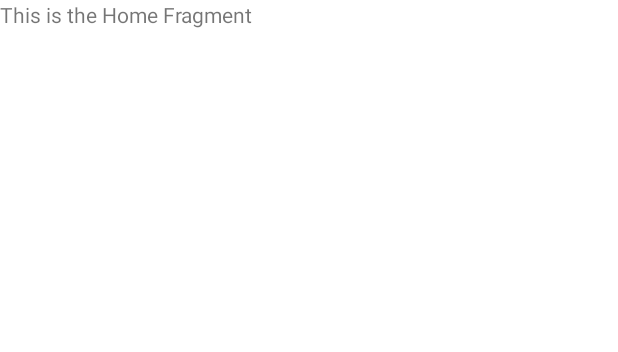
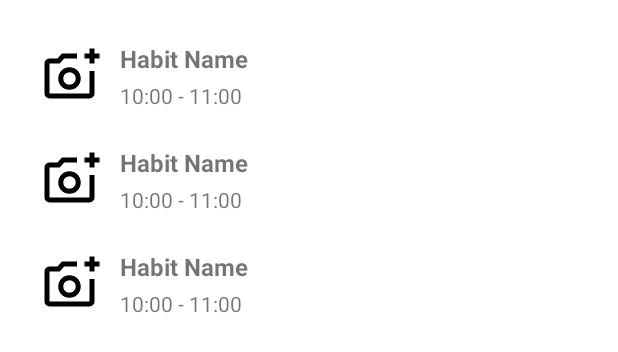
Before and after one commit to Zsanett1/Android, an Android app: the layout fragment_home.xml on its own in the app's theme, with its tools: preview values and no code run, on a phone screen of 412 x 824 dp. Shown: the top 352 px of the screen. Run offline under Robolectric (Android 15) with nearby library versions, the phone set to English and light mode, and no system bars; network calls fail.

Commit message:
labor 7 felig

```diff
--- a/app/build.gradle.kts
+++ b/app/build.gradle.kts
@@ -26,6 +26,7 @@ android {
     compileOptions {
         sourceCompatibility = JavaVersion.VERSION_17
         targetCompatibility = JavaVersion.VERSION_17
+        isCoreLibraryDesugaringEnabled = true
     }
     kotlinOptions {
         jvmTarget = "17"
@@ -60,4 +61,6 @@ dependencies {
     // Legacy support + fragment ktx (PDF szerint)
     implementation("androidx.legacy:legacy-support-v4:1.0.0")
     implementation("androidx.fragment:fragment-ktx:1.8.9")
+
+    coreLibraryDesugaring("com.android.tools:desugar_jdk_libs:2.0.3")
 }
--- a/app/src/main/AndroidManifest.xml
+++ b/app/src/main/AndroidManifest.xml
@@ -17,15 +17,15 @@
             tools:targetApi="31">
         <activity
                 android:name=".SplashActivity"
+                android:exported="true"/>
+        <activity
+                android:name=".MainActivity"
                 android:exported="true">
             <intent-filter>
                 <action android:name="android.intent.action.MAIN"/>
                 <category android:name="android.intent.category.LAUNCHER"/>
             </intent-filter>
         </activity>
-        <activity
-                android:name=".MainActivity"
-                android:exported="false"/>
     </application>
 
 </manifest>
--- /dev/null
+++ b/app/src/main/res/drawable/ic_add.xml
@@ -0,0 +1,9 @@
+<vector xmlns:android="http://schemas.android.com/apk/res/android"
+    android:width="24dp"
+    android:height="24dp"
+    android:viewportWidth="960"
+    android:viewportHeight="960">
+  <path
+      android:pathData="M440,520ZM120,840q-33,0 -56.5,-23.5T40,760v-480q0,-33 23.5,-56.5T120,200h126l74,-80h240v80L355,200l-73,80L120,280v480h640v-360h80v360q0,33 -23.5,56.5T760,840L120,840ZM760,280v-80h-80v-80h80v-80h80v80h80v80h-80v80h-80ZM440,700q75,0 127.5,-52.5T620,520q0,-75 -52.5,-127.5T440,340q-75,0 -127.5,52.5T260,520q0,75 52.5,127.5T440,700ZM440,620q-42,0 -71,-29t-29,-71q0,-42 29,-71t71,-29q42,0 71,29t29,71q0,42 -29,71t-71,29Z"
+      android:fillColor="#e3e3e3"/>
+</vector>
--- a/app/src/main/res/layout/fragment_home.xml
+++ b/app/src/main/res/layout/fragment_home.xml
@@ -5,10 +5,23 @@
              android:layout_height="match_parent"
              tools:context=".ui.home.HomeFragment">
 
-    <!-- TODO: Update blank fragment layout -->
-    <TextView
+    <!-- RecyclerView for schedules -->
+    <androidx.recyclerview.widget.RecyclerView
+            android:id="@+id/rvSchedules"
             android:layout_width="match_parent"
             android:layout_height="match_parent"
-            android:text="This is the Home Fragment"/>
+            android:padding="16dp"
+            tools:listitem="@layout/item_home_schedule"/>
+
+    <!-- Empty view (visible only if list is empty) -->
+    <TextView
+            android:id="@+id/tvEmpty"
+            android:layout_width="match_parent"
+            android:layout_height="wrap_content"
+            android:text="No schedules for today"
+            android:textSize="18sp"
+            android:gravity="center"
+            android:layout_gravity="center"
+            android:visibility="gone" />
 
 </FrameLayout>
--- /dev/null
+++ b/app/src/main/res/layout/item_home_schedule.xml
@@ -0,0 +1,49 @@
+<?xml version="1.0" encoding="utf-8"?>
+<LinearLayout xmlns:android="http://schemas.android.com/apk/res/android"
+              android:layout_width="match_parent"
+              android:layout_height="wrap_content" xmlns:app="http://schemas.android.com/apk/res-auto"
+              android:orientation="horizontal"
+              android:padding="12dp"
+              android:gravity="center_vertical">
+
+    <ImageView
+            android:id="@+id/ivIcon"
+            android:layout_width="40dp"
+            android:layout_height="40dp"
+            android:contentDescription="Icon"
+            android:src="@drawable/ic_add"
+            app:tint="@android:color/black"
+            android:layout_marginEnd="12dp" />
+
+    <LinearLayout
+            android:layout_width="0dp"
+            android:layout_height="wrap_content"
+            android:layout_weight="1"
+            android:orientation="vertical">
+
+        <TextView
+                android:id="@+id/tvTitle"
+                android:layout_width="match_parent"
+                android:layout_height="wrap_content"
+                android:textStyle="bold"
+                android:textSize="16sp"
+                android:text="Habit Name" />
+
+        <TextView
+                android:id="@+id/tvTime"
+                android:layout_width="match_parent"
+                android:layout_height="wrap_content"
+                android:text="10:00 - 11:00"
+                android:layout_marginTop="4dp" />
+
+        <TextView
+                android:id="@+id/tvNotes"
+                android:layout_width="match_parent"
+                android:layout_height="wrap_content"
+                android:text="Notes"
+                android:layout_marginTop="4dp"
+                android:textAppearance="?android:attr/textAppearanceSmall"
+                android:visibility="gone" />
+
+    </LinearLayout>
+</LinearLayout>
```
Also changed, not shown: app/src/main/java/com/example/activity/model/HabitAndScheduleModels.kt (added, +72 -0 lines), app/src/main/java/com/example/activity/network/AuthApiService.kt (+7 -0 lines), app/src/main/java/com/example/activity/network/RetrofitClient.kt (+9 -1 lines), app/src/main/java/com/example/activity/repository/ScheduleRepository.kt (added, +13 -0 lines), app/src/main/java/com/example/activity/ui/auth/AuthViewModel.kt (renamed from app/src/main/java/com/example/activity/ui/auth/LoginViewModel.kt, +18 -10 lines), app/src/main/java/com/example/activity/ui/auth/LoginFragment.kt (+14 -1 lines), app/src/main/java/com/example/activity/ui/home/HomeFragment.kt (+64 -48 lines), app/src/main/java/com/example/activity/ui/home/HomeScheduleAdapter.kt (added, +65 -0 lines), app/src/main/java/com/example/activity/ui/home/HomeViewModel.kt (added, +36 -0 lines), app/src/main/java/com/example/activity/utils/LocalDataTimeAdapter.kt (added, +30 -0 lines), app/src/main/res/navigation/nav_graph.xml (+4 -4 lines).
